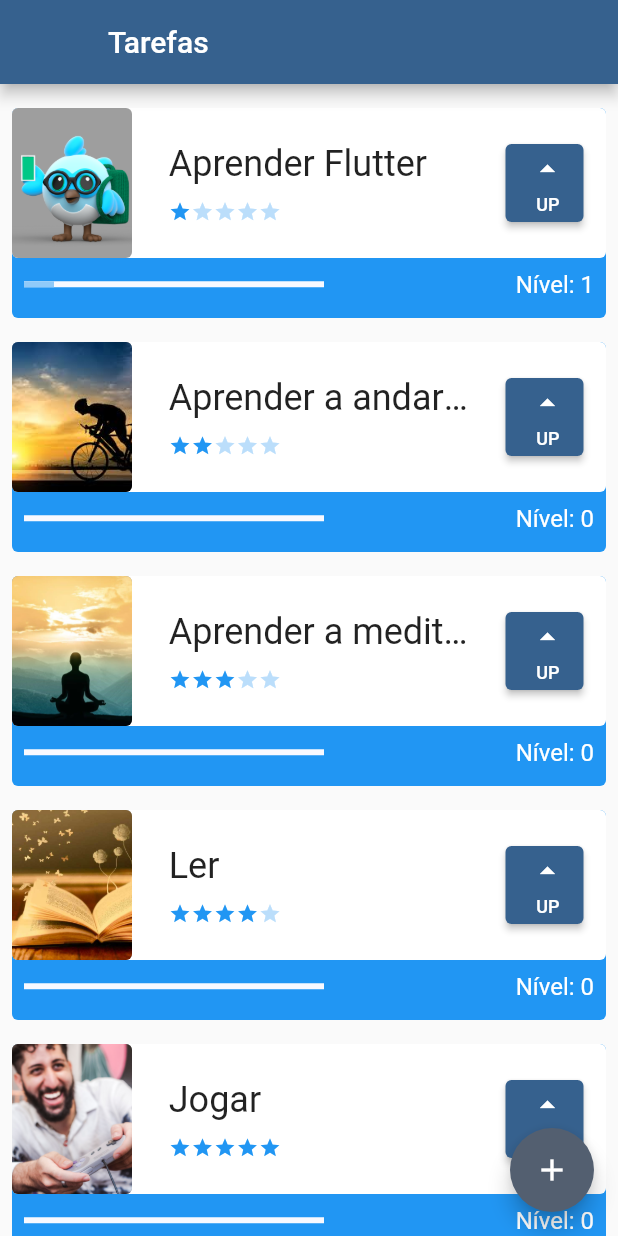
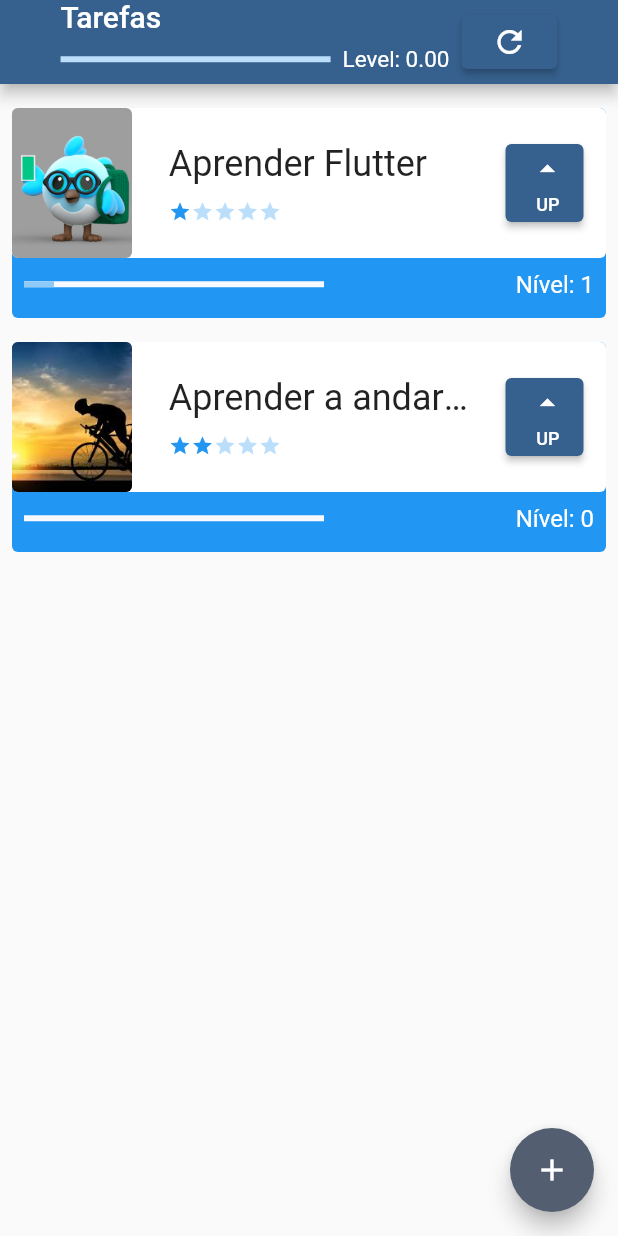
Before and after one commit to gfgomes/flutter_usando_widgets, a Flutter app: the screen it shows after launch, after a tap on "UP", on a phone screen of 412 x 824 dp. Run offline on Flutter 3.47's test engine with Material 3 defaults, Android fonts, the phone set to English and light mode, and no system bars; network calls fail.

Commit message:
curso flutter 2 - aula 5 projeto final

```diff
--- a/lib/components/task.dart
+++ b/lib/components/task.dart
@@ -1,5 +1,6 @@
 import 'dart:math';
 import 'package:flutter/material.dart';
+import 'package:my_first_app/data/task_inherited.dart';
 import 'difficulty.dart';
 
 class Task extends StatefulWidget {
@@ -94,7 +95,7 @@ class _TaskState extends State<Task> {
                         width: 52,
                         child: ElevatedButton(
                           onPressed: () {
-                            changeColorControl();
+                            changeColorControl(context);
                           },
                           child: const Column(
                             mainAxisAlignment: MainAxisAlignment.spaceEvenly,
@@ -152,7 +153,7 @@ class _TaskState extends State<Task> {
     );
   }
 
-  void changeColorControl() {
+  void changeColorControl(BuildContext context) {
     return setState(() {
       widget.level++;
 
--- a/lib/data/task_inherited.dart
+++ b/lib/data/task_inherited.dart
@@ -8,10 +8,26 @@ class TaskInherited extends InheritedWidget {
   final List<Task> taskList = [
     Task('Aprender Flutter', 'assets/images/1_img.png', 1),
     Task('Aprender a andar de bike', 'assets/images/2_img.jpg', 2),
-    Task('Aprender a meditar', 'assets/images/3_img.jpeg', 3),
-    Task('Ler', 'assets/images/4_img.jpg', 4),
-    Task('Jogar', 'assets/images/5_img.jpg', 5),
+    // Task('Aprender a meditar', 'assets/images/3_img.jpeg', 3),
+    // Task('Ler', 'assets/images/4_img.jpg', 4),
+    // Task('Jogar', 'assets/images/5_img.jpg', 5),
   ];
+
+  double getGlobalProgress() {
+    double progress = 0.0;
+    for (var task in taskList) {
+      progress += ((task.level / task.difficulty) / taskList.length) / 10;
+    }
+    return progress;
+  }
+
+  double getGlobalLevel() {
+    double level = 0.0;
+    for (var task in taskList) {
+      level += task.level;
+    }
+    return level;
+  }
 
   void newTask(String name, String photo, int difficulty) {
     taskList.add(Task(name, photo, difficulty));
--- a/lib/screens/initial_screen.dart
+++ b/lib/screens/initial_screen.dart
@@ -17,8 +17,47 @@ class _InitialScreenState extends State<InitialScreen> {
   Widget build(BuildContext context) {
     return Scaffold(
       appBar: AppBar(
-        leading: Container(),
-        title: const Text('Tarefas'),
+        //leading: Container(),
+        title: Row(
+          mainAxisAlignment: MainAxisAlignment.center,
+          children: [
+            Column(
+              crossAxisAlignment: CrossAxisAlignment.start,
+              children: [
+                Row(
+                  children: [
+                    Text('Tarefas'),
+                  ],
+                ),
+                Row(
+                  children: [
+                    SizedBox(
+                      width: 180,
+                      child: LinearProgressIndicator(
+                        value: TaskInherited.of(context)!.getGlobalProgress(),
+                        backgroundColor: Colors.blue[100],
+                        valueColor: AlwaysStoppedAnimation<Color>(Colors.blue),
+                      ),
+                    ),
+                    Padding(
+                      padding: const EdgeInsets.all(8.0),
+                      child: Text(
+                          'Level: ${TaskInherited.of(context)!.getGlobalLevel().toStringAsFixed(2)}',
+                          style: TextStyle(
+                              fontSize: 15, fontWeight: FontWeight.w400)),
+                    ),
+                  ],
+                )
+              ],
+            ),
+            ElevatedButton(
+              onPressed: () {
+                setState(() {});
+              },
+              child: Icon(Icons.refresh),
+            )
+          ],
+        ),
       ),
       body: ListView(
         children: TaskInherited.of(context)!.taskList,
```
